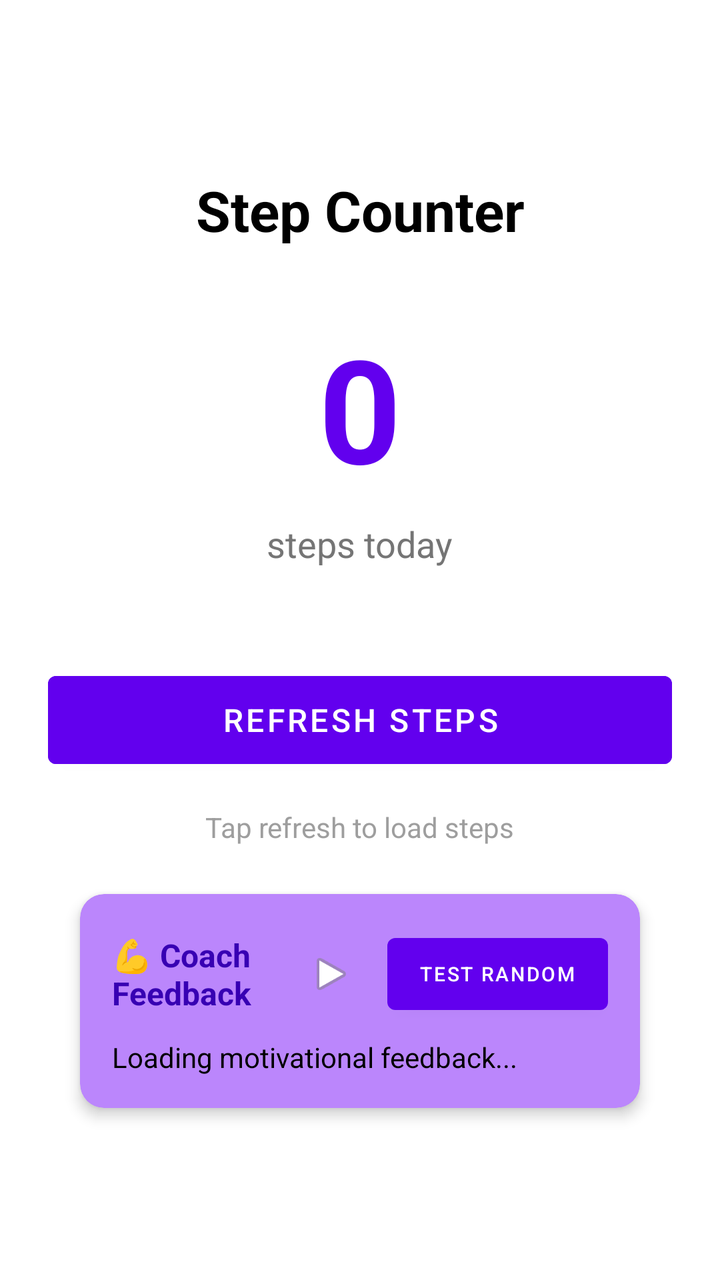
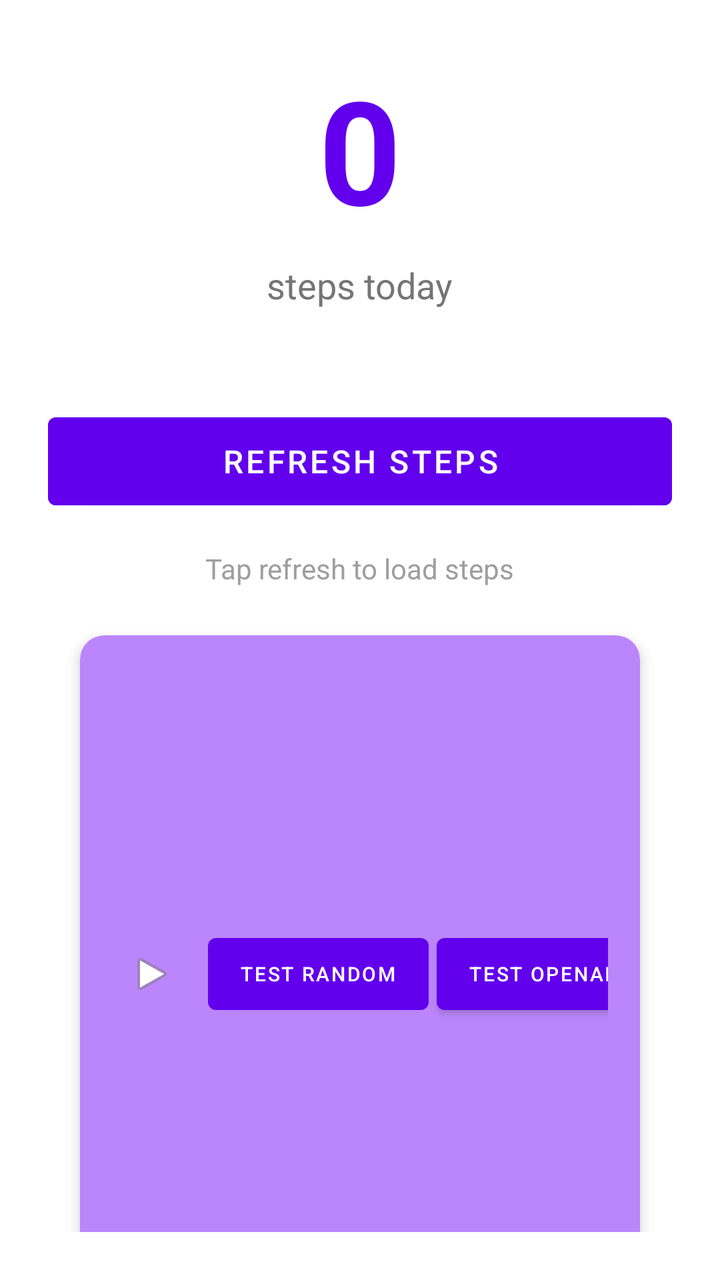

Screens rendered from an Android XML layout before and after an edit, with the pre-edit source and the edit as a unified diff.
<!-- AndroidManifest.xml: activity theme Theme.FitApp -->
<!-- res/layout/activity_main.xml -->
<?xml version="1.0" encoding="utf-8"?>
<androidx.constraintlayout.widget.ConstraintLayout xmlns:android="http://schemas.android.com/apk/res/android"
    xmlns:app="http://schemas.android.com/apk/res-auto"
    xmlns:tools="http://schemas.android.com/tools"
    android:layout_width="match_parent"
    android:layout_height="match_parent"
    android:padding="24dp"
    tools:context=".MainActivity">

    <TextView
        android:id="@+id/titleText"
        android:layout_width="wrap_content"
        android:layout_height="wrap_content"
        android:text="Step Counter"
        android:textSize="28sp"
        android:textStyle="bold"
        android:textColor="@color/black"
        app:layout_constraintBottom_toTopOf="@+id/stepCountText"
        app:layout_constraintEnd_toEndOf="parent"
        app:layout_constraintStart_toStartOf="parent"
        app:layout_constraintTop_toTopOf="parent"
        app:layout_constraintVertical_chainStyle="packed" />

    <TextView
        android:id="@+id/stepCountText"
        android:layout_width="wrap_content"
        android:layout_height="wrap_content"
        android:text="0"
        android:textSize="72sp"
        android:textStyle="bold"
        android:textColor="@color/purple_500"
        android:layout_marginTop="32dp"
        app:layout_constraintBottom_toTopOf="@+id/stepsLabelText"
        app:layout_constraintEnd_toEndOf="parent"
        app:layout_constraintStart_toStartOf="parent"
        app:layout_constraintTop_toBottomOf="@+id/titleText" />

    <TextView
        android:id="@+id/stepsLabelText"
        android:layout_width="wrap_content"
        android:layout_height="wrap_content"
        android:text="steps today"
        android:textSize="18sp"
        android:textColor="@color/gray_600"
        android:layout_marginTop="8dp"
        app:layout_constraintBottom_toTopOf="@+id/refreshButton"
        app:layout_constraintEnd_toEndOf="parent"
        app:layout_constraintStart_toStartOf="parent"
        app:layout_constraintTop_toBottomOf="@+id/stepCountText" />

    <Button
        android:id="@+id/refreshButton"
        android:layout_width="0dp"
        android:layout_height="56dp"
        android:text="Refresh Steps"
        android:textSize="16sp"
        android:layout_marginTop="48dp"
        android:backgroundTint="@color/purple_500"
        app:layout_constraintBottom_toTopOf="@+id/lastUpdatedText"
        app:layout_constraintEnd_toEndOf="parent"
        app:layout_constraintStart_toStartOf="parent"
        app:layout_constraintTop_toBottomOf="@+id/stepsLabelText" />

    <TextView
        android:id="@+id/lastUpdatedText"
        android:layout_width="wrap_content"
        android:layout_height="wrap_content"
        android:text="Tap refresh to load steps"
        android:textSize="14sp"
        android:textColor="@color/gray_500"
        android:layout_marginTop="16dp"
        app:layout_constraintBottom_toTopOf="@+id/coachFeedbackCard"
        app:layout_constraintEnd_toEndOf="parent"
        app:layout_constraintStart_toStartOf="parent"
        app:layout_constraintTop_toBottomOf="@+id/refreshButton" />

    <com.google.android.material.card.MaterialCardView
        android:id="@+id/coachFeedbackCard"
        android:layout_width="0dp"
        android:layout_height="wrap_content"
        android:layout_marginTop="24dp"
        android:layout_marginStart="16dp"
        android:layout_marginEnd="16dp"
        app:cardCornerRadius="12dp"
        app:cardElevation="4dp"
        app:cardBackgroundColor="@color/purple_200"
        app:layout_constraintBottom_toBottomOf="parent"
        app:layout_constraintEnd_toEndOf="parent"
        app:layout_constraintStart_toStartOf="parent"
        app:layout_constraintTop_toBottomOf="@+id/lastUpdatedText">

        <LinearLayout
            android:layout_width="match_parent"
            android:layout_height="wrap_content"
            android:orientation="vertical"
            android:padding="16dp">

            <LinearLayout
                android:layout_width="match_parent"
                android:layout_height="wrap_content"
                android:orientation="horizontal"
                android:gravity="center_vertical"
                android:layout_marginBottom="8dp">

                <TextView
                    android:id="@+id/coachTitleText"
                    android:layout_width="0dp"
                    android:layout_height="wrap_content"
                    android:layout_weight="1"
                    android:text="💪 Coach Feedback"
                    android:textSize="16sp"
                    android:textStyle="bold"
                    android:textColor="@color/purple_700" />

                <ImageButton
                    android:id="@+id/playVoiceButton"
                    android:layout_width="40dp"
                    android:layout_height="40dp"
                    android:src="@android:drawable/ic_media_play"
                    android:background="?attr/selectableItemBackgroundBorderless"
                    android:contentDescription="Play voice feedback"
                    android:scaleType="centerInside"
                    android:padding="8dp" />

                <Button
                    android:id="@+id/debugButton"
                    android:layout_width="wrap_content"
                    android:layout_height="wrap_content"
                    android:text="Test Random"
                    android:textSize="10sp"
                    android:layout_marginStart="8dp" />

            </LinearLayout>

            <TextView
                android:id="@+id/coachFeedbackText"
                android:layout_width="match_parent"
                android:layout_height="wrap_content"
                android:text="Loading motivational feedback..."
                android:textSize="14sp"
                android:textColor="@color/black"
                android:lineSpacingExtra="4dp" />

        </LinearLayout>

    </com.google.android.material.card.MaterialCardView>

</androidx.constraintlayout.widget.ConstraintLayout>
<!-- resources referenced by this layout -->
<resources>
  <color name="black">#FF000000</color>
  <color name="gray_500">#FF9E9E9E</color>
  <color name="gray_600">#FF757575</color>
  <color name="purple_200">#FFBB86FC</color>
  <color name="purple_500">#FF6200EE</color>
  <color name="purple_700">#FF3700B3</color>
  <style name="Theme.FitApp" parent="Theme.MaterialComponents.DayNight.DarkActionBar">
          
          <item name="colorPrimary">@color/purple_500</item>
          <item name="colorPrimaryVariant">@color/purple_700</item>
          <item name="colorOnPrimary">@color/white</item>
          
          <item name="colorSecondary">@color/teal_200</item>
          <item name="colorSecondaryVariant">@color/teal_700</item>
          <item name="colorOnSecondary">@color/black</item>
          
          <item name="android:statusBarColor" tools:targetApi="l">?attr/colorPrimaryVariant</item>
          
      </style>
  <color name="white">#FFFFFFFF</color>
  <color name="teal_200">#FF03DAC5</color>
  <color name="teal_700">#FF018786</color>
</resources>

<!-- the commit's change to res/layout/activity_main.xml (unified diff, before → after) -->
@@ -130,6 +130,14 @@
                     android:textSize="10sp"
                     android:layout_marginStart="8dp" />
 
+                <Button
+                    android:id="@+id/testOpenAIButton"
+                    android:layout_width="wrap_content"
+                    android:layout_height="wrap_content"
+                    android:text="Test OpenAI"
+                    android:textSize="10sp"
+                    android:layout_marginStart="4dp" />
+
             </LinearLayout>
 
             <TextView
